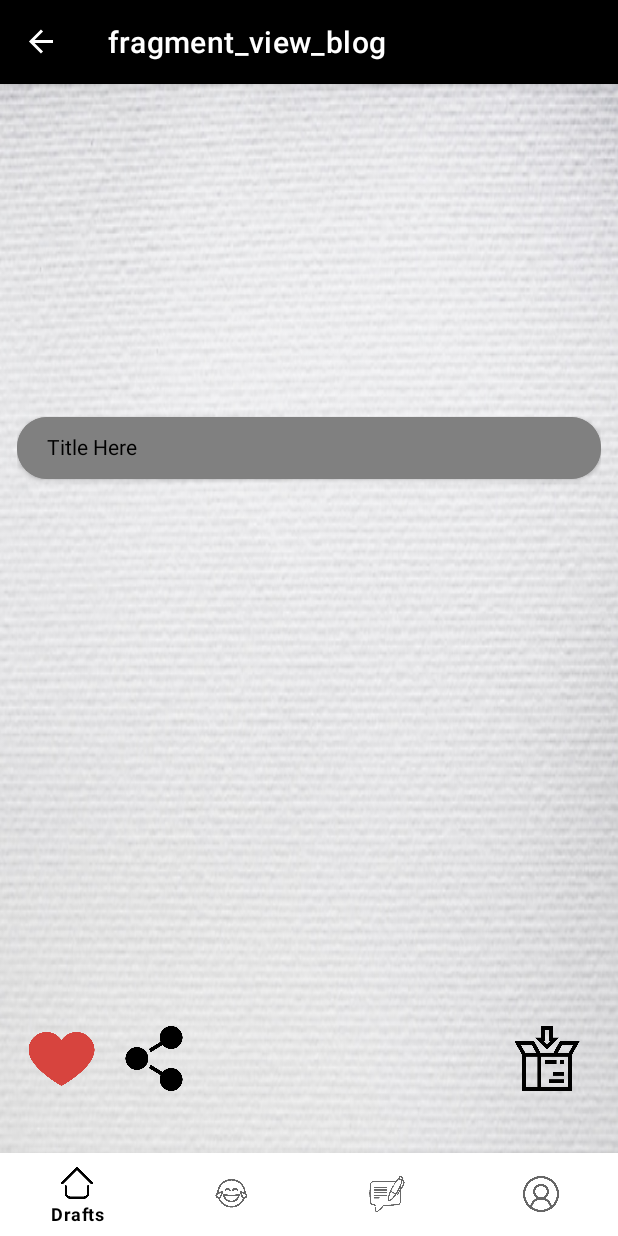
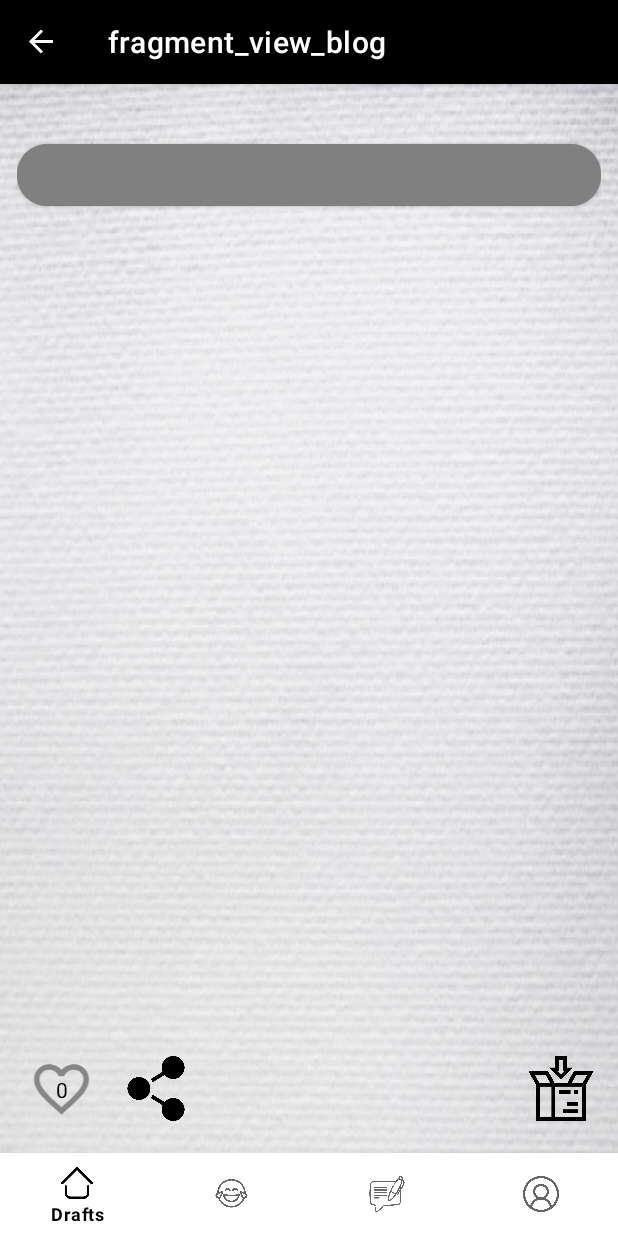
Before and after one commit to sanyam12/StreamOfThought, an Android app: the ViewBlogFragment screen opened through its navigation route, on a phone screen of 412 x 824 dp. Run offline under Robolectric (Android 15) with nearby library versions, the phone set to English and light mode, and no system bars; our stand-ins replace Firebase (no records; nobody signed in at launch, a user with empty details on screens opened directly), navigation-ui; 5 statements that could not run were skipped.

Commit message:
like button working

```diff
--- a/app/src/main/res/layout/fragment_view_blog.xml
+++ b/app/src/main/res/layout/fragment_view_blog.xml
@@ -14,12 +14,11 @@
         android:layout_height="wrap_content"
         android:fillViewport="true"
         app:flow_verticalBias="0.90"
-        app:layout_constraintBottom_toBottomOf="parent"
+        app:layout_constraintBottom_toTopOf="@+id/imageButton9"
         app:layout_constraintEnd_toEndOf="parent"
-        app:layout_constraintHorizontal_bias="0.49"
         app:layout_constraintStart_toStartOf="parent"
         app:layout_constraintTop_toTopOf="parent"
-        app:layout_constraintVertical_bias="0.29000002">
+        app:layout_constraintVertical_bias="0.028">
 
         <LinearLayout
             android:layout_width="match_parent"
@@ -62,6 +61,7 @@
                 android:id="@+id/textView9"
                 android:layout_width="match_parent"
                 android:layout_height="wrap_content"
+                android:paddingStart="10dp"
                 app:layout_constraintBottom_toBottomOf="parent"
                 app:layout_constraintEnd_toEndOf="parent"
                 app:layout_constraintStart_toStartOf="parent"
@@ -72,12 +72,11 @@
         </LinearLayout>
     </ScrollView>
 
-
     <ImageButton
         android:id="@+id/imageButton"
         android:layout_width="50dp"
         android:layout_height="44dp"
-        android:layout_marginTop="628dp"
+        android:layout_marginTop="648dp"
         android:background="@drawable/round_oval"
         android:scaleType="fitCenter"
         android:src="@drawable/like"
@@ -90,12 +89,12 @@
         android:id="@+id/imageButton9"
         android:layout_width="44dp"
         android:layout_height="43dp"
-        android:layout_marginTop="628dp"
+        android:layout_marginTop="648dp"
         android:background="@drawable/round_oval"
         android:scaleType="fitCenter"
         android:src="@drawable/share"
         app:layout_constraintEnd_toEndOf="parent"
-        app:layout_constraintHorizontal_bias="0.22"
+        app:layout_constraintHorizontal_bias="0.223"
         app:layout_constraintStart_toStartOf="parent"
         app:layout_constraintTop_toTopOf="parent" />
 
@@ -103,14 +102,28 @@
         android:id="@+id/imageButton2"
         android:layout_width="44dp"
         android:layout_height="43dp"
-        android:layout_marginTop="628dp"
+        android:layout_marginTop="648dp"
         android:background="@drawable/round_oval"
         android:scaleType="fitCenter"
         android:src="@drawable/img"
         app:layout_constraintEnd_toEndOf="parent"
-        app:layout_constraintHorizontal_bias="0.931"
+        app:layout_constraintHorizontal_bias="0.956"
         app:layout_constraintStart_toStartOf="parent"
         app:layout_constraintTop_toTopOf="parent" />
 
+    <TextView
+        android:id="@+id/textView11"
+        android:layout_width="40dp"
+        android:layout_height="15dp"
+        android:gravity="center"
+        android:text="0"
+        android:textColor="@color/black"
+        app:layout_constraintBottom_toBottomOf="@+id/imageButton"
+        app:layout_constraintEnd_toEndOf="@+id/imageButton"
+        app:layout_constraintHorizontal_bias="0.5"
+        app:layout_constraintStart_toStartOf="@+id/imageButton"
+        app:layout_constraintTop_toTopOf="@+id/imageButton"
+        app:layout_constraintVertical_bias="0.448" />
+
 
 </androidx.constraintlayout.widget.ConstraintLayout>
```
Also changed, not shown: app/src/main/java/com/unravel/streamofthought/ui/blog/ViewBlogFragment.kt (+111 -5 lines).
